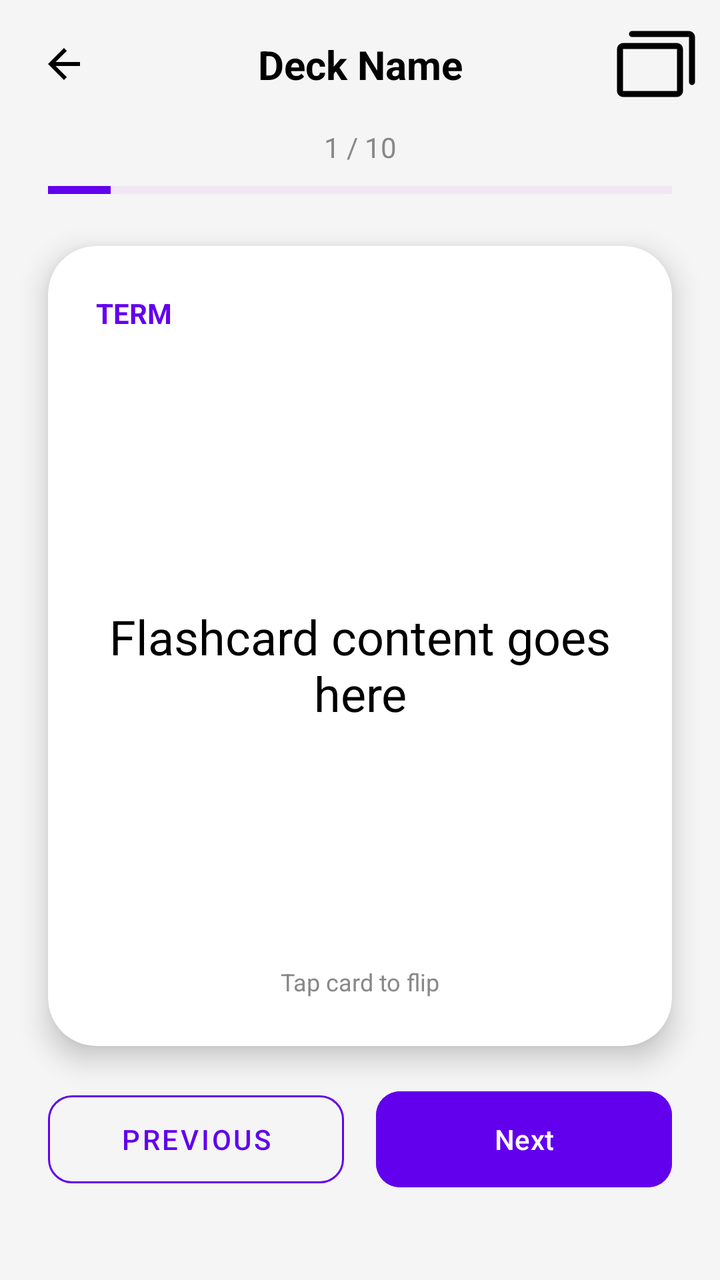
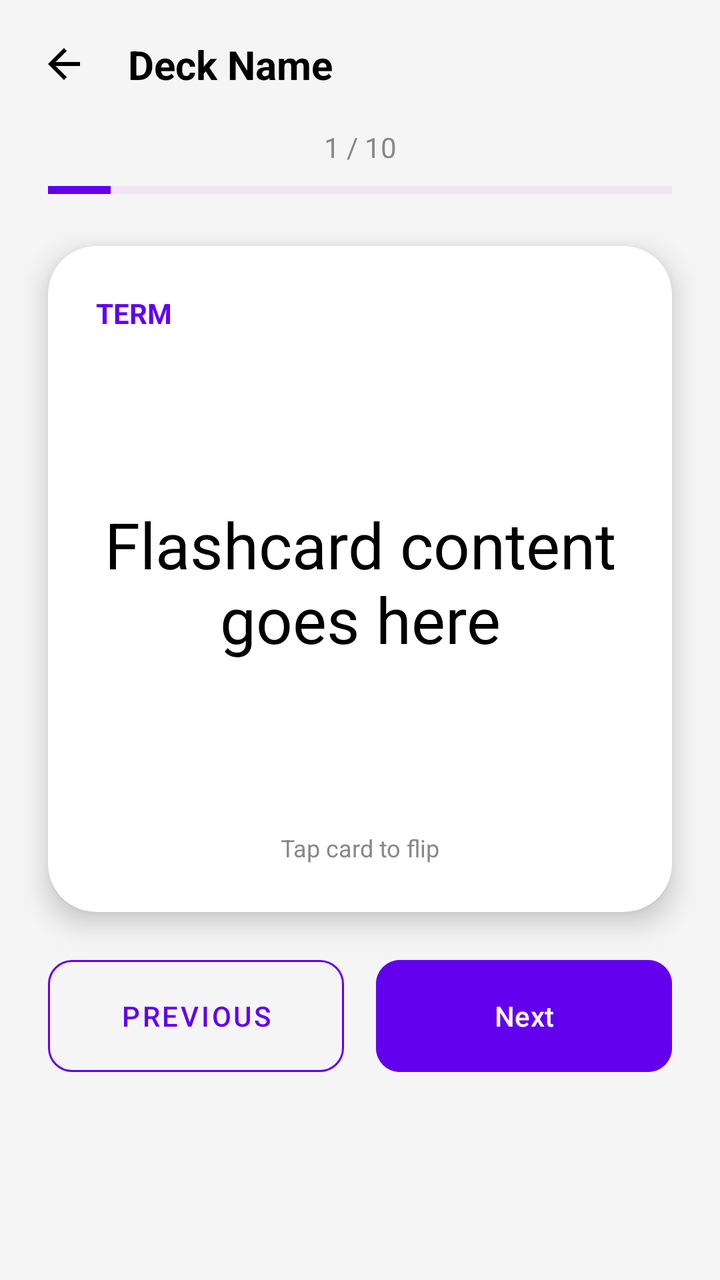

Two renders of the same Android screen: before a commit and after it. Below are the layout's source before the change and the commit's diff.
<!-- AndroidManifest.xml: application theme Theme.BrainByte -->
<!-- res/layout/fragment_study.xml -->
<?xml version="1.0" encoding="utf-8"?>
<ScrollView xmlns:android="http://schemas.android.com/apk/res/android"
    xmlns:app="http://schemas.android.com/apk/res-auto"
    xmlns:tools="http://schemas.android.com/tools"
    android:layout_width="match_parent"
    android:layout_height="match_parent"
    android:background="@color/light_grey_background"
    android:fillViewport="true"
    tools:context=".StudyFragment">

<androidx.constraintlayout.widget.ConstraintLayout
    android:layout_width="match_parent"
    android:layout_height="wrap_content">

    
    <ImageButton
        android:id="@+id/btn_back"
        android:layout_width="48dp"
        android:layout_height="48dp"
        android:background="?attr/selectableItemBackgroundBorderless"
        android:src="@drawable/ic_arrow_back"
        android:contentDescription="@string/back_button"
        app:layout_constraintStart_toStartOf="parent"
        app:layout_constraintTop_toTopOf="parent"
        android:layout_margin="8dp"
        app:tint="@color/black_text"/>

    <TextView
        android:id="@+id/deck_title"
        android:layout_width="0dp"
        android:layout_height="wrap_content"
        android:text="Deck Name"
        android:textColor="@color/black_text"
        android:textSize="20sp"
        android:textStyle="bold"
        android:gravity="center"
        android:ellipsize="end"
        android:maxLines="1"
        app:layout_constraintStart_toEndOf="@id/btn_back"
        app:layout_constraintEnd_toStartOf="@id/btn_shuffle"
        app:layout_constraintTop_toTopOf="@id/btn_back"
        app:layout_constraintBottom_toBottomOf="@id/btn_back"
        android:layout_marginHorizontal="8dp"/>

    <ImageButton
        android:id="@+id/btn_shuffle"
        android:layout_width="48dp"
        android:layout_height="48dp"
        android:background="?attr/selectableItemBackgroundBorderless"
        android:src="@drawable/ic_cards"
        android:contentDescription="Shuffle cards"
        app:layout_constraintEnd_toEndOf="parent"
        app:layout_constraintTop_toTopOf="parent"
        android:layout_margin="8dp"
        app:tint="@color/black_text"/>

    
    <TextView
        android:id="@+id/progress_text"
        android:layout_width="wrap_content"
        android:layout_height="wrap_content"
        android:text="1 / 10"
        android:textColor="@color/grey_text"
        android:textSize="14sp"
        app:layout_constraintStart_toStartOf="parent"
        app:layout_constraintEnd_toEndOf="parent"
        app:layout_constraintTop_toBottomOf="@id/btn_back"
        android:layout_marginTop="8dp"/>

    <ProgressBar
        android:id="@+id/progress_bar"
        style="?android:attr/progressBarStyleHorizontal"
        android:layout_width="0dp"
        android:layout_height="8dp"
        android:max="100"
        android:progress="10"
        android:progressTint="@color/purple_primary"
        android:progressBackgroundTint="@color/light_purple"
        app:layout_constraintStart_toStartOf="parent"
        app:layout_constraintEnd_toEndOf="parent"
        app:layout_constraintTop_toBottomOf="@id/progress_text"
        android:layout_marginHorizontal="24dp"
        android:layout_marginTop="8dp"/>

    
    <androidx.cardview.widget.CardView
        android:id="@+id/flashcard_container"
        android:layout_width="0dp"
        android:layout_height="400dp"
        app:cardCornerRadius="24dp"
        app:cardElevation="8dp"
        app:cardBackgroundColor="@android:color/white"
        app:layout_constraintStart_toStartOf="parent"
        app:layout_constraintEnd_toEndOf="parent"
        app:layout_constraintTop_toBottomOf="@id/progress_bar"
        android:layout_margin="24dp"
        android:clickable="true"
        android:focusable="true"
        android:foreground="?android:attr/selectableItemBackground">

        <androidx.constraintlayout.widget.ConstraintLayout
            android:layout_width="match_parent"
            android:layout_height="match_parent"
            android:padding="24dp">

            <TextView
                android:id="@+id/card_label"
                android:layout_width="wrap_content"
                android:layout_height="wrap_content"
                android:text="@string/term_label"
                android:textColor="@color/purple_primary"
                android:textSize="14sp"
                android:textStyle="bold"
                app:layout_constraintStart_toStartOf="parent"
                app:layout_constraintTop_toTopOf="parent"/>

            <TextView
                android:id="@+id/card_content"
                android:layout_width="0dp"
                android:layout_height="0dp"
                android:text="Flashcard content goes here"
                android:textColor="@color/black_text"
                android:textSize="24sp"
                android:gravity="center"
                app:layout_constraintStart_toStartOf="parent"
                app:layout_constraintEnd_toEndOf="parent"
                app:layout_constraintTop_toBottomOf="@id/card_label"
                app:layout_constraintBottom_toTopOf="@id/tap_hint"
                android:layout_marginTop="16dp"/>

            <TextView
                android:id="@+id/tap_hint"
                android:layout_width="wrap_content"
                android:layout_height="wrap_content"
                android:text="@string/tap_to_flip"
                android:textColor="@color/grey_text"
                android:textSize="12sp"
                app:layout_constraintStart_toStartOf="parent"
                app:layout_constraintEnd_toEndOf="parent"
                app:layout_constraintBottom_toBottomOf="parent"/>

        </androidx.constraintlayout.widget.ConstraintLayout>
    </androidx.cardview.widget.CardView>

    
    <com.google.android.material.button.MaterialButton
        android:id="@+id/btn_previous"
        style="@style/Widget.MaterialComponents.Button.OutlinedButton"
        android:layout_width="0dp"
        android:layout_height="56dp"
        android:text="@string/previous_button"
        android:textColor="@color/purple_primary"
        app:strokeColor="@color/purple_primary"
        app:cornerRadius="12dp"
        app:layout_constraintStart_toStartOf="parent"
        app:layout_constraintEnd_toStartOf="@id/btn_next"
        app:layout_constraintTop_toBottomOf="@id/flashcard_container"
        app:layout_constraintBottom_toBottomOf="parent"
        android:layout_marginStart="24dp"
        android:layout_marginEnd="8dp"
        android:layout_marginBottom="24dp"/>

    <com.google.android.material.button.MaterialButton
        android:id="@+id/btn_next"
        android:layout_width="0dp"
        android:layout_height="56dp"
        android:text="@string/next_button"
        android:backgroundTint="@color/purple_primary"
        android:textColor="@android:color/white"
        app:cornerRadius="12dp"
        app:layout_constraintStart_toEndOf="@id/btn_previous"
        app:layout_constraintEnd_toEndOf="parent"
        app:layout_constraintTop_toBottomOf="@id/flashcard_container"
        app:layout_constraintBottom_toBottomOf="parent"
        android:layout_marginStart="8dp"
        android:layout_marginEnd="24dp"
        android:layout_marginBottom="24dp"/>

    
    <LinearLayout
        android:id="@+id/completion_view"
        android:layout_width="0dp"
        android:layout_height="wrap_content"
        android:orientation="vertical"
        android:gravity="center"
        android:visibility="gone"
        app:layout_constraintStart_toStartOf="parent"
        app:layout_constraintEnd_toEndOf="parent"
        app:layout_constraintTop_toBottomOf="@id/progress_bar"
        app:layout_constraintBottom_toBottomOf="parent"
        android:layout_margin="24dp">

        <TextView
            android:layout_width="wrap_content"
            android:layout_height="wrap_content"
            android:text="🎉"
            android:textSize="64sp"/>

        <TextView
            android:layout_width="wrap_content"
            android:layout_height="wrap_content"
            android:text="Deck Completed!"
            android:textColor="@color/purple_primary"
            android:textSize="28sp"
            android:textStyle="bold"
            android:layout_marginTop="16dp"/>

        <TextView
            android:id="@+id/completion_stats"
            android:layout_width="wrap_content"
            android:layout_height="wrap_content"
            android:text="You studied 10 cards."
            android:textColor="@color/grey_text"
            android:textSize="16sp"
            android:layout_marginTop="8dp"/>

        <com.google.android.material.button.MaterialButton
            android:id="@+id/btn_study_again"
            android:layout_width="match_parent"
            android:layout_height="56dp"
            android:text="Study Again"
            android:backgroundTint="@color/purple_primary"
            android:textColor="@android:color/white"
            app:cornerRadius="12dp"
            android:layout_marginTop="32dp"/>

        <com.google.android.material.button.MaterialButton
            android:id="@+id/btn_take_quiz"
            android:layout_width="match_parent"
            android:layout_height="56dp"
            android:text="Take AI Quiz"
            android:backgroundTint="#FF9800"
            android:textColor="@android:color/white"
            app:cornerRadius="12dp"
            android:layout_marginTop="12dp"/>

        <com.google.android.material.button.MaterialButton
            android:id="@+id/btn_finish_deck"
            style="@style/Widget.MaterialComponents.Button.OutlinedButton"
            android:layout_width="match_parent"
            android:layout_height="56dp"
            android:text="Finish"
            android:textColor="@color/purple_primary"
            app:strokeColor="@color/purple_primary"
            app:cornerRadius="12dp"
            android:layout_marginTop="12dp"/>
    </LinearLayout>

</androidx.constraintlayout.widget.ConstraintLayout>
</ScrollView>
<!-- resources referenced by this layout -->
<resources>
  <color name="black_text">#000000</color>
  <color name="grey_text">#888888</color>
  <color name="light_grey_background">#F5F5F5</color>
  <color name="light_purple">#E1BEE7</color>
  <color name="purple_primary">#6200EE</color>
  <!-- drawable ic_arrow_back (drawable) -->
  <vector xmlns:android="http://schemas.android.com/apk/res/android"
      android:width="24dp"
      android:height="24dp"
      android:viewportWidth="24"
      android:viewportHeight="24"
      android:tint="?attr/colorControlNormal">
      <path
          android:fillColor="@android:color/white"
          android:pathData="M20,11H7.83l5.59,-5.59L12,4l-8,8 8,8 1.41,-1.41L7.83,13H20v-2z"/>
  </vector>
  <!-- drawable ic_cards (drawable) -->
  <vector xmlns:android="http://schemas.android.com/apk/res/android"
      android:width="48dp"
      android:height="48dp"
      android:viewportWidth="256"
      android:viewportHeight="256">
    <path
        android:pathData="M184,72L40,72A16,16 0,0 0,24 88L24,200a16,16 0,0 0,16 16L184,216a16,16 0,0 0,16 -16L200,88A16,16 0,0 0,184 72ZM184,200L40,200L40,88L184,88L184,200ZM232,56L232,176a8,8 0,0 1,-16 0L216,56L64,56a8,8 0,0 1,0 -16L216,40A16,16 0,0 1,232 56Z"
        android:fillColor="#151513"/>
  </vector>
  <string name="back_button">Back</string>
  <string name="next_button">Next</string>
  <string name="previous_button">Previous</string>
  <string name="tap_to_flip">Tap card to flip</string>
  <string name="term_label">TERM</string>
  <style name="Theme.BrainByte" parent="Base.Theme.BrainByte" />
  <style name="Base.Theme.BrainByte" parent="Theme.Material3.DayNight.NoActionBar">
      </style>
</resources>

<!-- the commit's change to res/layout/fragment_study.xml (unified diff, before → after) -->
@@ -1,16 +1,12 @@
 <?xml version="1.0" encoding="utf-8"?>
-<ScrollView xmlns:android="http://schemas.android.com/apk/res/android"
+<androidx.constraintlayout.widget.ConstraintLayout xmlns:android="http://schemas.android.com/apk/res/android"
     xmlns:app="http://schemas.android.com/apk/res-auto"
     xmlns:tools="http://schemas.android.com/tools"
     android:layout_width="match_parent"
     android:layout_height="match_parent"
     android:background="@color/light_grey_background"
-    android:fillViewport="true"
+    android:paddingBottom="80dp"
     tools:context=".StudyFragment">
-
-<androidx.constraintlayout.widget.ConstraintLayout
-    android:layout_width="match_parent"
-    android:layout_height="wrap_content">
 
     
     <ImageButton
@@ -37,22 +33,9 @@
         android:ellipsize="end"
         android:maxLines="1"
         app:layout_constraintStart_toEndOf="@id/btn_back"
-        app:layout_constraintEnd_toStartOf="@id/btn_shuffle"
         app:layout_constraintTop_toTopOf="@id/btn_back"
         app:layout_constraintBottom_toBottomOf="@id/btn_back"
         android:layout_marginHorizontal="8dp"/>
-
-    <ImageButton
-        android:id="@+id/btn_shuffle"
-        android:layout_width="48dp"
-        android:layout_height="48dp"
-        android:background="?attr/selectableItemBackgroundBorderless"
-        android:src="@drawable/ic_cards"
-        android:contentDescription="Shuffle cards"
-        app:layout_constraintEnd_toEndOf="parent"
-        app:layout_constraintTop_toTopOf="parent"
-        android:layout_margin="8dp"
-        app:tint="@color/black_text"/>
 
     
     <TextView
@@ -86,7 +69,8 @@
     <androidx.cardview.widget.CardView
         android:id="@+id/flashcard_container"
         android:layout_width="0dp"
-        android:layout_height="400dp"
+        android:layout_height="0dp"
+        app:layout_constraintBottom_toTopOf="@id/btn_previous"
         app:cardCornerRadius="24dp"
         app:cardElevation="8dp"
         app:cardBackgroundColor="@android:color/white"
@@ -114,19 +98,22 @@
                 app:layout_constraintStart_toStartOf="parent"
                 app:layout_constraintTop_toTopOf="parent"/>
 
-            <TextView
+            <androidx.appcompat.widget.AppCompatTextView
                 android:id="@+id/card_content"
                 android:layout_width="0dp"
                 android:layout_height="0dp"
-                android:text="Flashcard content goes here"
-                android:textColor="@color/black_text"
-                android:textSize="24sp"
-                android:gravity="center"
                 app:layout_constraintStart_toStartOf="parent"
                 app:layout_constraintEnd_toEndOf="parent"
                 app:layout_constraintTop_toBottomOf="@id/card_label"
                 app:layout_constraintBottom_toTopOf="@id/tap_hint"
-                android:layout_marginTop="16dp"/>
+                android:layout_marginTop="32dp"
+                android:layout_marginBottom="32dp"
+                android:text="Flashcard content goes here"
+                android:textColor="@color/black_text"
+                android:gravity="center"
+                app:autoSizeTextType="uniform"
+                app:autoSizeMinTextSize="14sp"
+                app:autoSizeMaxTextSize="32sp"/>
 
             <TextView
                 android:id="@+id/tap_hint"
@@ -148,6 +135,8 @@
         style="@style/Widget.MaterialComponents.Button.OutlinedButton"
         android:layout_width="0dp"
         android:layout_height="56dp"
+        android:insetTop="0dp"
+        android:insetBottom="0dp"
         android:text="@string/previous_button"
         android:textColor="@color/purple_primary"
         app:strokeColor="@color/purple_primary"
@@ -164,17 +153,18 @@
         android:id="@+id/btn_next"
         android:layout_width="0dp"
         android:layout_height="56dp"
+        android:insetTop="0dp"
+        android:insetBottom="0dp"
         android:text="@string/next_button"
         android:backgroundTint="@color/purple_primary"
         android:textColor="@android:color/white"
         app:cornerRadius="12dp"
         app:layout_constraintStart_toEndOf="@id/btn_previous"
         app:layout_constraintEnd_toEndOf="parent"
-        app:layout_constraintTop_toBottomOf="@id/flashcard_container"
-        app:layout_constraintBottom_toBottomOf="parent"
+        app:layout_constraintTop_toTopOf="@id/btn_previous"
+        app:layout_constraintBottom_toBottomOf="@id/btn_previous"
         android:layout_marginStart="8dp"
-        android:layout_marginEnd="24dp"
-        android:layout_marginBottom="24dp"/>
+        android:layout_marginEnd="24dp"/>
 
     
     <LinearLayout
@@ -247,4 +237,3 @@
     </LinearLayout>
 
 </androidx.constraintlayout.widget.ConstraintLayout>
-</ScrollView>
<!-- resource entries referenced after the edit -->
@@ -16,16 +16,6 @@
           android:fillColor="@android:color/white"
           android:pathData="M20,11H7.83l5.59,-5.59L12,4l-8,8 8,8 1.41,-1.41L7.83,13H20v-2z"/>
   </vector>
-  <!-- drawable ic_cards (drawable) -->
-  <vector xmlns:android="http://schemas.android.com/apk/res/android"
-      android:width="48dp"
-      android:height="48dp"
-      android:viewportWidth="256"
-      android:viewportHeight="256">
-    <path
-        android:pathData="M184,72L40,72A16,16 0,0 0,24 88L24,200a16,16 0,0 0,16 16L184,216a16,16 0,0 0,16 -16L200,88A16,16 0,0 0,184 72ZM184,200L40,200L40,88L184,88L184,200ZM232,56L232,176a8,8 0,0 1,-16 0L216,56L64,56a8,8 0,0 1,0 -16L216,40A16,16 0,0 1,232 56Z"
-        android:fillColor="#151513"/>
-  </vector>
   <string name="back_button">Back</string>
   <string name="next_button">Next</string>
   <string name="previous_button">Previous</string>
